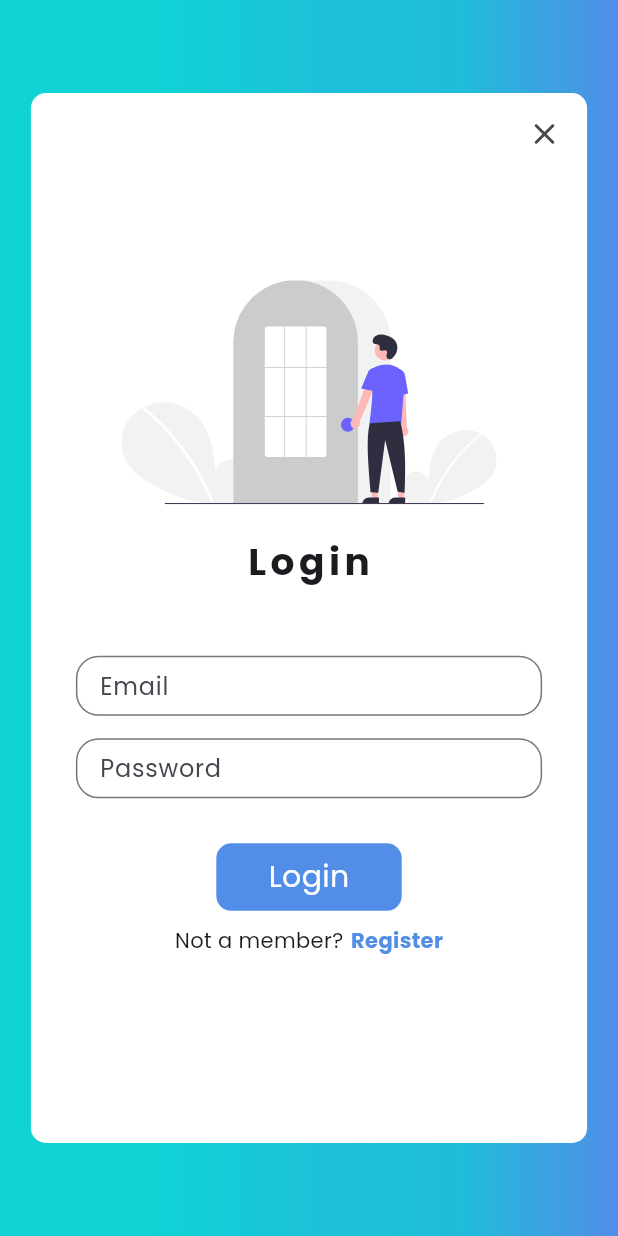
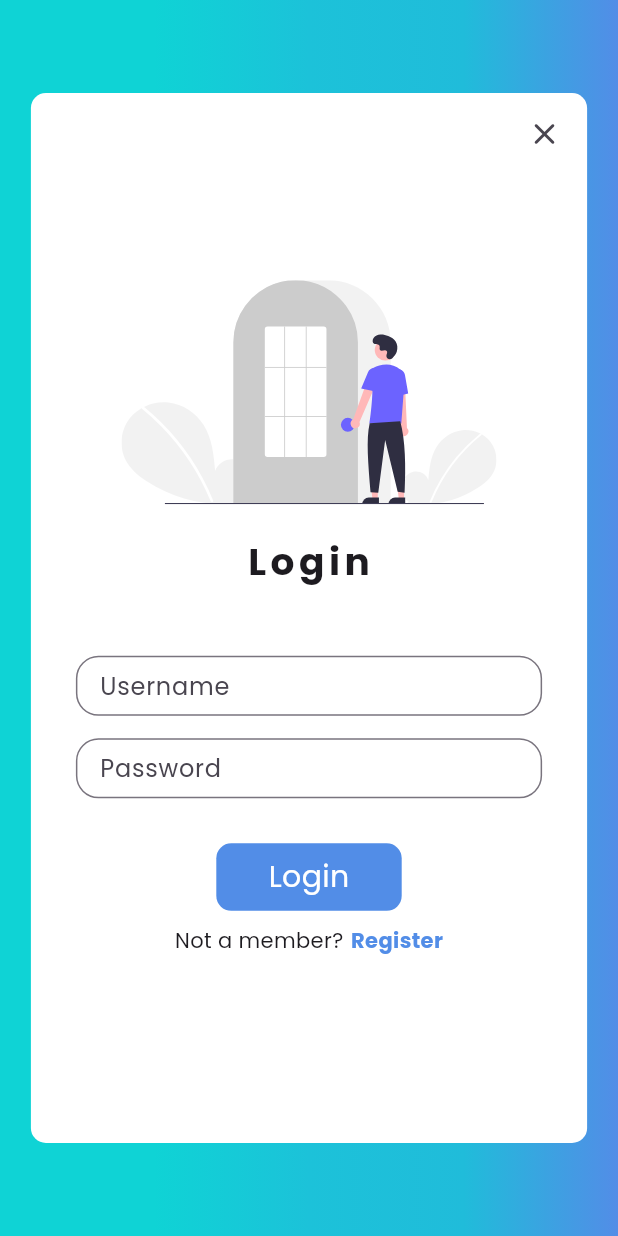
Before and after one commit to ScaraMocchie/landingPage_EnglishTeam, a Flutter app: the screen it shows after launch, after a tap on "Login", on a phone screen of 412 x 824 dp. Run offline on Flutter 3.47's test engine with Material 3 defaults, Android fonts, the phone set to English and light mode, and no system bars; our stand-ins replace flutter_svg.

Commit message:
change to username

```diff
--- a/lib/screen/login.dart
+++ b/lib/screen/login.dart
@@ -123,7 +123,7 @@ class _LogInState extends State<LogIn> {
                             child: Text(status, style: TextStyle(color: Colors.red),)),
                           SizedBox(height: 10,),
 
-                          TextFieldCustom.TemplateTF(emailController, "Email"),
+                          TextFieldCustom.TemplateTF(emailController, "Username"),
                           TextFieldCustom.TemplateTF(passwordController, "Password"),
                           SizedBox(height: 20,),
                           InkWell(
```
